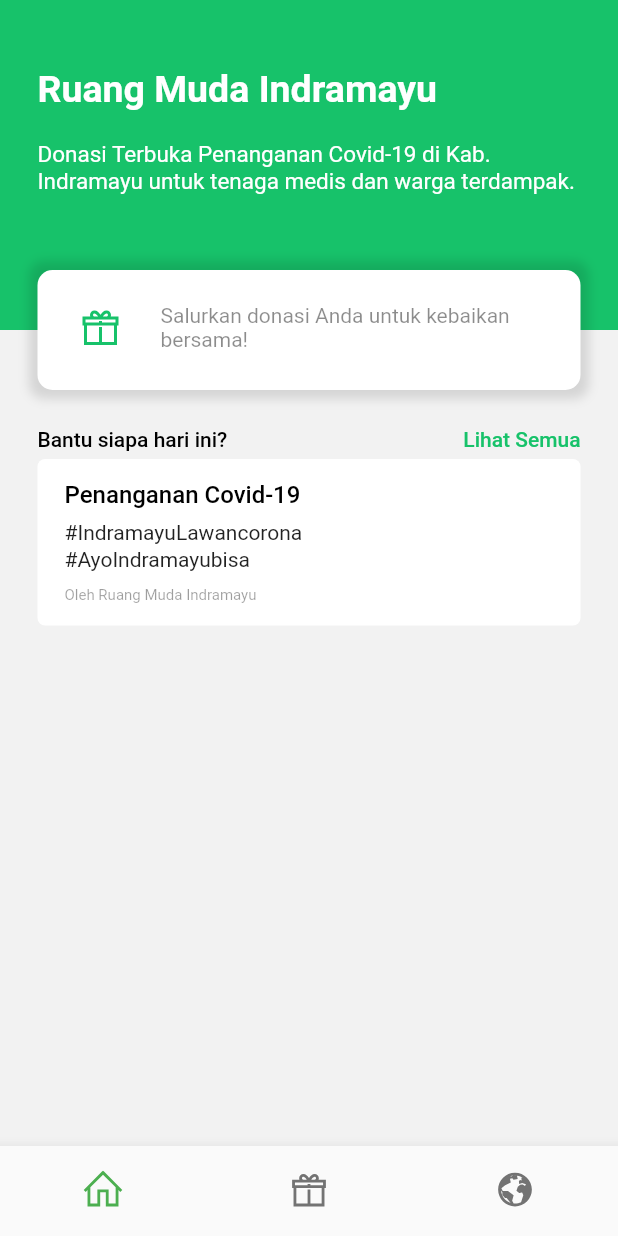
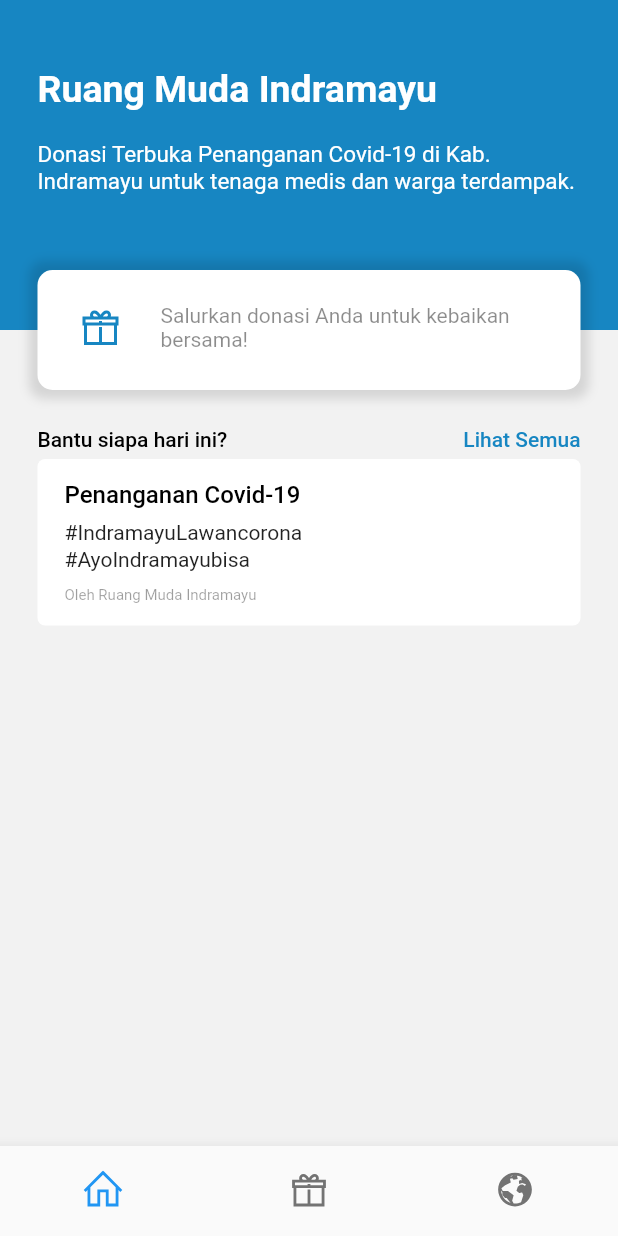
Before and after one commit to RifqiSah/RMI, a Flutter app: the screen it shows after launch, on a phone screen of 412 x 824 dp. Run offline on Flutter 3.47's test engine with Material 2 defaults, Android fonts, the phone set to English and light mode, and no system bars; our stand-ins replace line_awesome_icons.

Commit message:
change: main color to blue

```diff
--- a/lib/main.dart
+++ b/lib/main.dart
@@ -10,7 +10,7 @@ class MyApp extends StatelessWidget {
       title: 'Ruang Muda Indramayu',
       debugShowCheckedModeBanner: false,
       theme: ThemeData(
-        primarySwatch: Colors.green,
+        primarySwatch: Colors.blue,
       ),
       home: Index(),
     );
--- a/lib/style.dart
+++ b/lib/style.dart
@@ -2,7 +2,7 @@ import 'package:flutter/cupertino.dart';
 import 'package:flutter/material.dart';
 
 const mainBgColor = Color(0xFFf2f2f2);
-const mainForeColor = Color(0xFF17c26a);
+const mainForeColor = Color(0xFF1786c2);
 
 const appGreenColor = Color(0xFF34eb98);
 const appRedColor = Color(0xFFeb3434);
```
